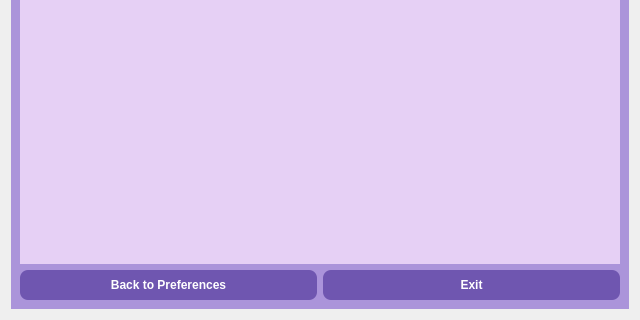
KursaDSc/Python-Module-Week7, file app/gui/admin_panel.ui: the form before one commit; both pictures show x 0 to 640 and y 160 to 480 of the 640 by 480 pixel window.
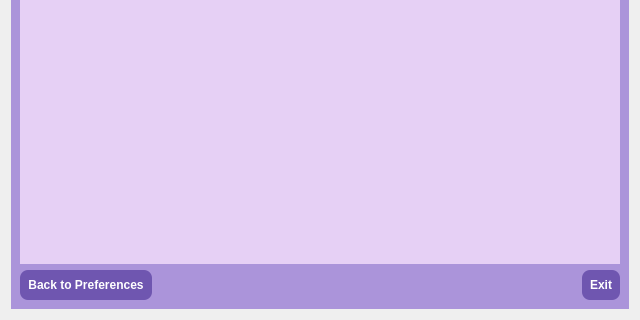
The form after the commit. Icons and pictures are not drawn.

```diff
--- a/app/gui/admin_panel.ui
+++ b/app/gui/admin_panel.ui
@@ -444,6 +444,19 @@
           </property>
          </widget>
         </item>
+        <item>
+         <spacer name="horizontalSpacer">
+          <property name="orientation">
+           <enum>Qt::Orientation::Horizontal</enum>
+          </property>
+          <property name="sizeHint" stdset="0">
+           <size>
+            <width>40</width>
+            <height>20</height>
+           </size>
+          </property>
+         </spacer>
+        </item>
         <item>
          <widget class="QPushButton" name="exitButton">
           <property name="styleSheet">
```
